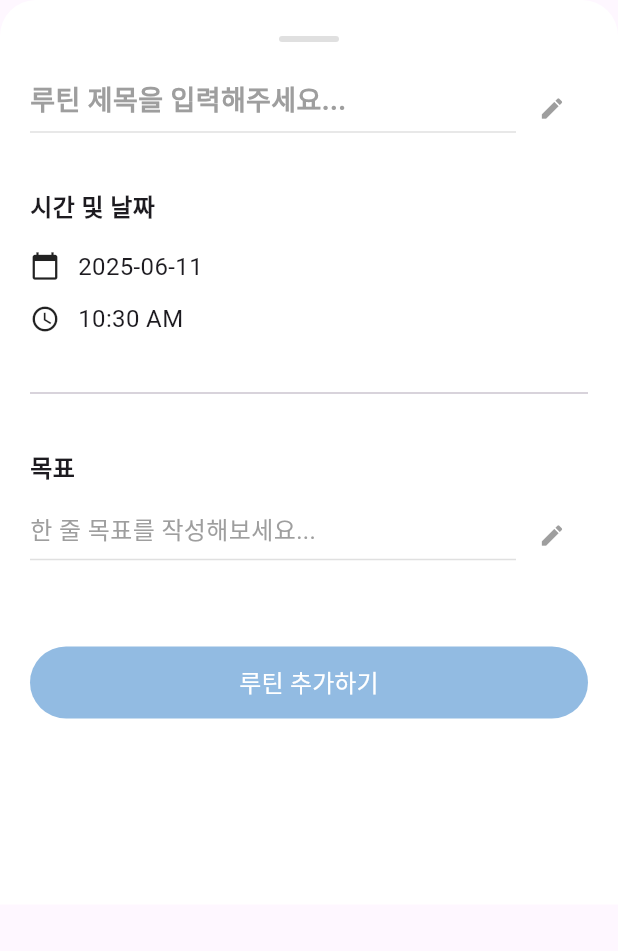
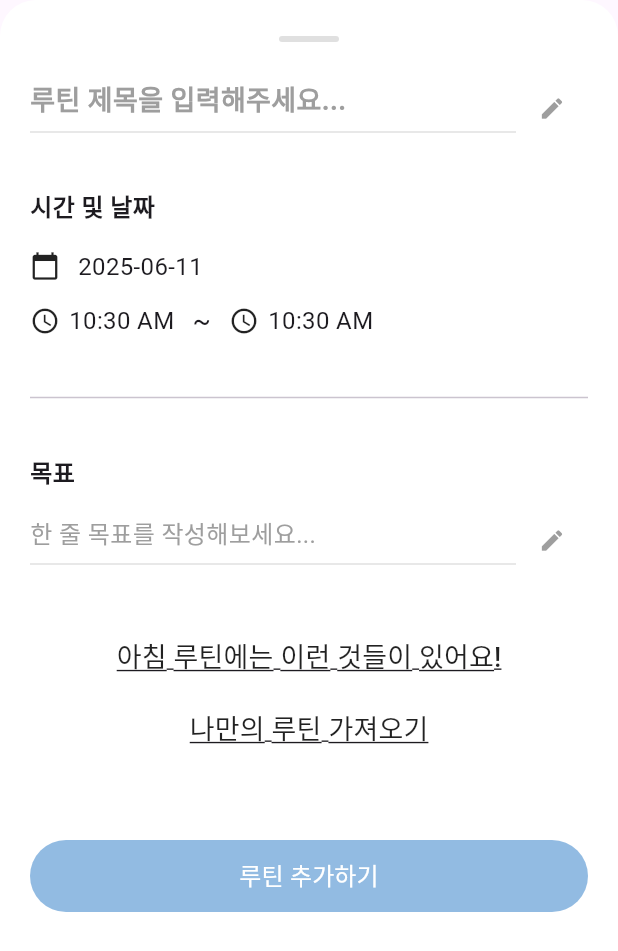
Before and after one commit to Yeonju02/flutter_project, a Flutter app: the NewRoutineSheet widget shown alone on an empty page, opened directly with empty values, on a phone screen of 412 x 824 dp. Shown: the top 951 px of the screen. Run offline on Flutter 3.47's test engine with Material 3 defaults, Android fonts, the phone set to English and light mode, and no system bars; our stand-ins replace cloud_firestore, firebase_auth, firebase_core, firebase_storage, flutter_switch, fluttertoast and 4 more; accounts and stored records are empty.

Commit message:
0611 시간설정 등

```diff
--- a/lib/main/new_routine.dart
+++ b/lib/main/new_routine.dart
@@ -2,6 +2,7 @@ import 'package:flutter/cupertino.dart';
 import 'package:flutter/material.dart';
 import 'package:intl/intl.dart';
 import '../custom/custom_blue_button.dart';
+import '../custom/dialogs/recommend_routine_list.dart';
 
 class NewRoutineSheet extends StatefulWidget {
   final DateTime selectedDate;
@@ -13,44 +14,66 @@ class NewRoutineSheet extends StatefulWidget {
 }
 
 class _NewRoutineSheetState extends State<NewRoutineSheet> {
+  final titleController = TextEditingController();
+  final goalController = TextEditingController();
   bool isEditingTitle = false;
   bool isEditingGoal = false;
+  String routineCategory = 'custom';
+  TimeOfDay startTime = TimeOfDay.now();
+  TimeOfDay endTime = TimeOfDay.now();
+  bool showTimeError = false;
 
-  final titleController = TextEditingController();
-  final goalController = TextEditingController();
-  TimeOfDay selectedTime = TimeOfDay.now();
-
-  void _showCupertinoTimePicker() {
-    Duration initialDuration = Duration(
-      hours: selectedTime.hour,
-      minutes: selectedTime.minute,
+  void _showTimePicker({
+    required BuildContext outerContext,
+    required TimeOfDay initialTime,
+    required ValueChanged<TimeOfDay> onTimeSelected,
+  }) {
+    Duration selectedDuration = Duration(
+      hours: initialTime.hour,
+      minutes: initialTime.minute,
     );
 
     showCupertinoDialog(
-      context: context,
-      builder: (_) {
+      context: outerContext,
+      builder: (BuildContext dialogContext) {
+        return StatefulBuilder(
+          builder: (context, setStateDialog) {
             return CupertinoAlertDialog(
               content: SizedBox(
                 height: 200,
                 child: CupertinoTimerPicker(
                   mode: CupertinoTimerPickerMode.hm,
-              initialTimerDuration: initialDuration,
+                  initialTimerDuration: selectedDuration,
                   onTimerDurationChanged: (Duration newDuration) {
-                setState(() {
-                  selectedTime = TimeOfDay(
-                    hour: newDuration.inHours,
-                    minute: newDuration.inMinutes % 60,
-                  );
-                });
+                    selectedDuration = newDuration;
                   },
                 ),
               ),
               actions: [
                 CupertinoDialogAction(
-              child:  Text('확인'),
-              onPressed: () => Navigator.of(context).pop(),
+                  child: const Text('확인'),
+                  onPressed: () {
+                    final selectedHour = selectedDuration.inHours;
+
+                    if (selectedHour >= 12) {
+                      setState(() {
+                        showTimeError = true;
+                      });
+                    } else {
+                      setState(() {
+                        showTimeError = false;
+                      });
+                      onTimeSelected(TimeOfDay(
+                        hour: selectedHour,
+                        minute: selectedDuration.inMinutes % 60,
+                      ));
+                    }
+                    Navigator.of(dialogContext).pop();
+                  },
                 ),
               ],
+            );
+          },
         );
       },
     );
@@ -59,29 +82,28 @@ class _NewRoutineSheetState extends State<NewRoutineSheet> {
   @override
   Widget build(BuildContext context) {
     final dateStr = DateFormat('yyyy-MM-dd').format(widget.selectedDate);
-    final timeStr = selectedTime.format(context);
+    final startStr = startTime.format(context);
+    final endStr = endTime.format(context);
 
     return Container(
-      padding: EdgeInsets.symmetric(horizontal: 20.0, vertical: 24.0),
-      decoration: BoxDecoration(
+      padding: const EdgeInsets.symmetric(horizontal: 20.0, vertical: 24.0),
+      decoration: const BoxDecoration(
         color: Colors.white,
         borderRadius: BorderRadius.vertical(top: Radius.circular(24)),
       ),
       child: Column(
         mainAxisSize: MainAxisSize.min,
         children: [
-          // 상단 바
           Container(
             width: 40,
             height: 4,
-            margin: EdgeInsets.only(bottom: 20),
+            margin: const EdgeInsets.only(bottom: 20),
             decoration: BoxDecoration(
               color: Colors.grey.shade300,
               borderRadius: BorderRadius.circular(2),
             ),
           ),
 
-          // 제목
           Row(
             crossAxisAlignment: CrossAxisAlignment.end,
             children: [
@@ -92,8 +114,8 @@ class _NewRoutineSheetState extends State<NewRoutineSheet> {
                   children: [
                     TextField(
                       controller: titleController,
-                      style: TextStyle(fontSize: 18, fontWeight: FontWeight.bold),
-                      decoration: InputDecoration(
+                      style: const TextStyle(fontSize: 18, fontWeight: FontWeight.bold),
+                      decoration: const InputDecoration(
                         isDense: true,
                         border: InputBorder.none,
                         contentPadding: EdgeInsets.zero,
@@ -132,44 +154,89 @@ class _NewRoutineSheetState extends State<NewRoutineSheet> {
             ],
           ),
 
-          SizedBox(height: 30),
+          const SizedBox(height: 30),
 
-          // 시간 및 날짜
           Align(
             alignment: Alignment.centerLeft,
-            child: Text('시간 및 날짜', style: TextStyle(fontSize: 16, fontWeight: FontWeight.w600)),
+            child: const Text('시간 및 날짜',
+                style: TextStyle(fontSize: 16, fontWeight: FontWeight.w600)),
           ),
-          SizedBox(height: 16),
+          const SizedBox(height: 16),
           Row(
             children: [
-              Icon(Icons.calendar_today, size: 20),
-              SizedBox(width: 12),
-              Text(dateStr, style: TextStyle(fontSize: 16)),
+              const Icon(Icons.calendar_today, size: 20),
+              const SizedBox(width: 12),
+              Text(dateStr, style: const TextStyle(fontSize: 16)),
             ],
           ),
-          SizedBox(height: 12),
+          const SizedBox(height: 12),
           Row(
             children: [
               GestureDetector(
-                onTap: _showCupertinoTimePicker,
-                child: Icon(Icons.access_time, size: 20),
-              ),
-              SizedBox(width: 12),
-              Text(timeStr, style: TextStyle(fontSize: 16)),
+                onTap: () {
+                  _showTimePicker(
+                    outerContext: context,
+                    initialTime: startTime,
+                    onTimeSelected: (picked) {
+                      setState(() {
+                        startTime = picked;
+                      });
+                    },
+                  );
+                },
+                child: Row(
+                  children: [
+                    const Icon(Icons.access_time, size: 20),
+                    const SizedBox(width: 6),
+                    Text(startStr, style: const TextStyle(fontSize: 16)),
                   ],
                 ),
+              ),
+              const SizedBox(width: 12),
+              const Text('~', style: TextStyle(fontSize: 18)),
+              const SizedBox(width: 12),
+              GestureDetector(
+                onTap: () {
+                  _showTimePicker(
+                    outerContext: context,
+                    initialTime: endTime,
+                    onTimeSelected: (picked) {
+                      setState(() {
+                        endTime = picked;
+                      });
+                    },
+                  );
+                },
+                child: Row(
+                  children: [
+                    const Icon(Icons.access_time, size: 20),
+                    const SizedBox(width: 6),
+                    Text(endStr, style: const TextStyle(fontSize: 16)),
+                  ],
+                ),
+              ),
+            ],
+          ),
+          if (showTimeError)
+            Padding(
+              padding: const EdgeInsets.only(top: 8),
+              child: Text(
+                '오전 시간만 선택할 수 있어요.',
+                style: TextStyle(color: Colors.red.shade700, fontSize: 14),
+              ),
+            ),
 
-          SizedBox(height: 30),
-          Divider(thickness: 1),
-          SizedBox(height: 30),
+          const SizedBox(height: 30),
+          const Divider(thickness: 1),
+          const SizedBox(height: 30),
 
           Align(
             alignment: Alignment.centerLeft,
-            child: Text('목표', style: TextStyle(fontSize: 16, fontWeight: FontWeight.w600)),
+            child: const Text('목표',
+                style: TextStyle(fontSize: 16, fontWeight: FontWeight.w600)),
           ),
-          SizedBox(height: 10),
+          const SizedBox(height: 10),
 
-          // 목표 입력칸
           Row(
             crossAxisAlignment: CrossAxisAlignment.end,
             children: [
@@ -180,8 +247,8 @@ class _NewRoutineSheetState extends State<NewRoutineSheet> {
                   children: [
                     TextField(
                       controller: goalController,
-                      style: TextStyle(fontSize: 16),
-                      decoration: InputDecoration(
+                      style: const TextStyle(fontSize: 16),
+                      decoration: const InputDecoration(
                         isDense: true,
                         border: InputBorder.none,
                         contentPadding: EdgeInsets.zero,
@@ -209,7 +276,7 @@ class _NewRoutineSheetState extends State<NewRoutineSheet> {
                 ),
               ),
               IconButton(
-                icon: Icon(Icons.edit, size: 18, color: Colors.grey),
+                icon: const Icon(Icons.edit, size: 18, color: Colors.grey),
                 onPressed: () {
                   setState(() {
                     isEditingGoal = true;
@@ -219,14 +286,69 @@ class _NewRoutineSheetState extends State<NewRoutineSheet> {
             ],
           ),
 
-          SizedBox(height: 50),
+          const SizedBox(height: 30),
+
+          Column(
+            children: [
+              TextButton(
+                onPressed: () {
+                  showDialog(
+                    context: context,
+                    builder: (_) => RecommendRoutineList(
+                      titleController: titleController,
+                      onClose: () {
+                        Navigator.of(context).pop();
+                        setState(() {
+                          isEditingTitle = false;
+                          routineCategory = 'recommend';
+                        });
+                      },
+                    ),
+                  );
+                },
+                child: const Text(
+                  '아침 루틴에는 이런 것들이 있어요!',
+                  style: TextStyle(
+                    decoration: TextDecoration.underline,
+                    color: Colors.black87,
+                    fontSize: 18,
+                  ),
+                ),
+              ),
+              TextButton(
+                onPressed: () {
+                  // 나만의 루틴 가져오기 나중에 구현하기
+                },
+                child: const Text(
+                  '나만의 루틴 가져오기',
+                  style: TextStyle(
+                    decoration: TextDecoration.underline,
+                    color: Colors.black87,
+                    fontSize: 18,
+                  ),
+                ),
+              ),
+            ],
+          ),
+
+          const SizedBox(height: 50),
           CustomBlueButton(
             text: '루틴 추가하기',
             onPressed: () {
+              if (routineCategory != 'recommend') {
+                routineCategory = 'custom';
+              }
+
+              print('제목: ${titleController.text}');
+              print('목표: ${goalController.text}');
+              print('시작 시간: ${startTime.format(context)}');
+              print('끝나는 시간: ${endTime.format(context)}');
+              print('루틴 카테고리: $routineCategory');
+
               Navigator.pop(context);
             },
           ),
-          SizedBox(height: 100),
+          const SizedBox(height: 40),
         ],
       ),
     );
```
Also changed, not shown: lib/custom/dialogs/recommend_routine_list.dart (added, +77 -0 lines), lib/custom/recommend_routine_box.dart (added, +67 -0 lines), lib/main/main_page.dart (+14 -0 lines), pubspec.lock. Lines whose indentation alone changed are shown as unchanged.
